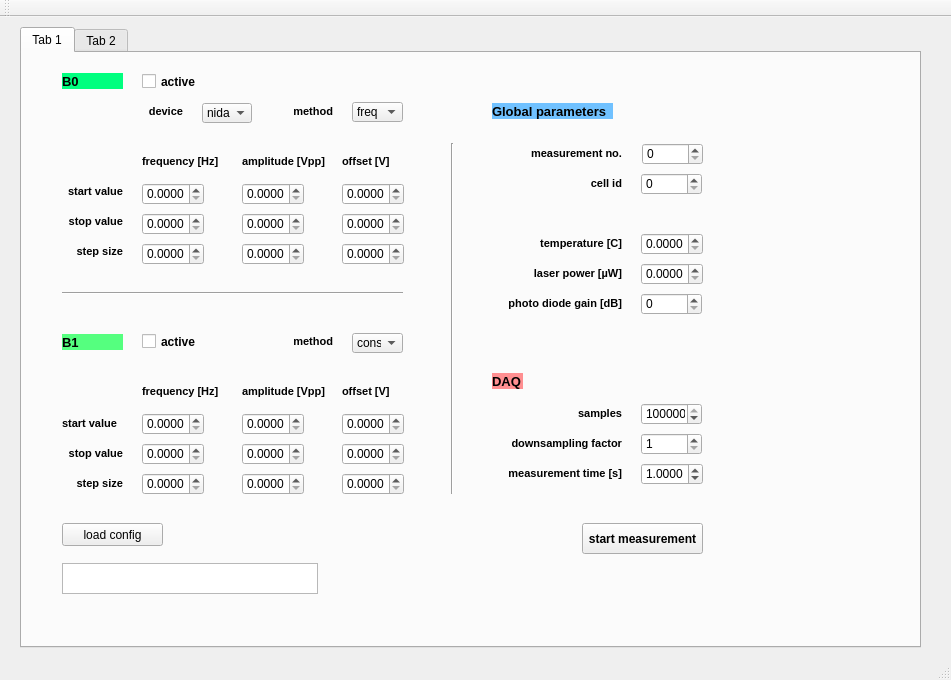
Before: the Qt Designer form measurement/hanle_measurement_worker/hanle_measurement_worker.ui in physikier/magnetometer, drawn with Qt 5.
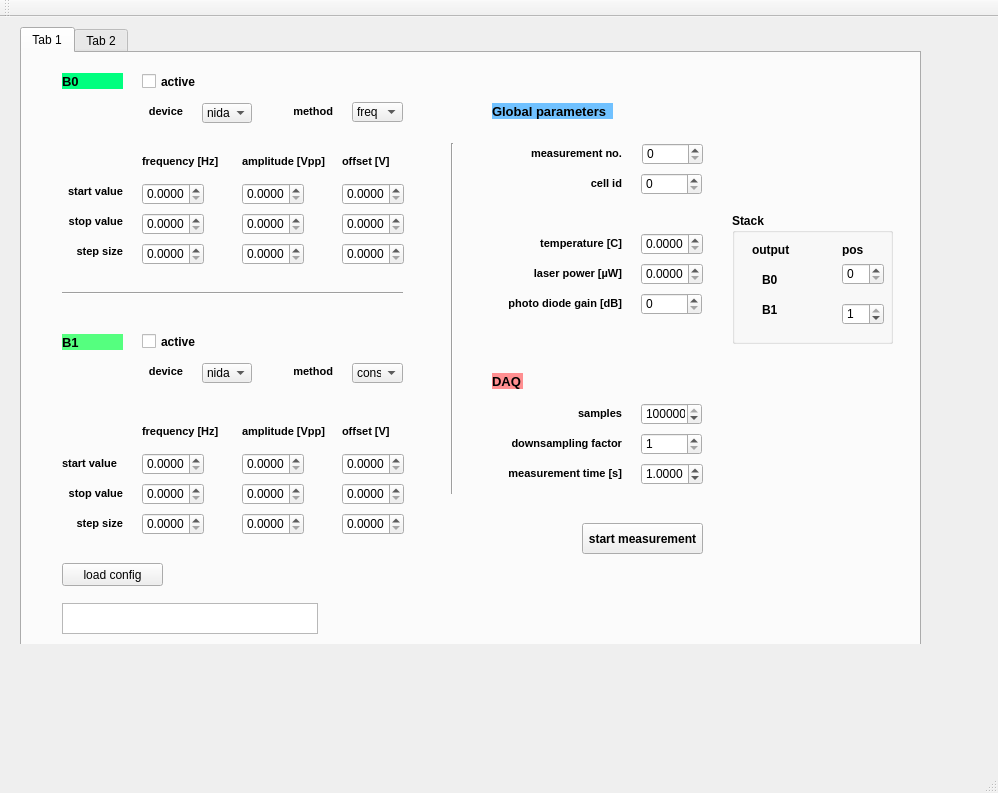
After: the same form once the commit is applied. Custom widgets are drawn as their Qt base class.

Commit message: added stack (apply stach must still be finished) hanle measurement worker is now able to use nidaq for ao and ai

The edit to the form file:
```diff
--- a/measurement/hanle_measurement_worker/hanle_measurement_worker.ui
+++ b/measurement/hanle_measurement_worker/hanle_measurement_worker.ui
@@ -6,8 +6,8 @@
    <rect>
     <x>0</x>
     <y>0</y>
-    <width>951</width>
-    <height>680</height>
+    <width>998</width>
+    <height>793</height>
    </rect>
   </property>
   <property name="windowTitle">
@@ -17,19 +17,31 @@
    <property name="enabled">
     <bool>true</bool>
    </property>
+   <property name="maximumSize">
+    <size>
+     <width>951</width>
+     <height>627</height>
+    </size>
+   </property>
    <widget class="QTabWidget" name="tabWidget">
     <property name="geometry">
      <rect>
       <x>20</x>
       <y>10</y>
       <width>901</width>
-      <height>621</height>
+      <height>641</height>
      </rect>
     </property>
     <property name="currentIndex">
      <number>0</number>
     </property>
     <widget class="QWidget" name="tab">
+     <property name="maximumSize">
+      <size>
+       <width>2000</width>
+       <height>2000</height>
+      </size>
+     </property>
      <attribute name="title">
       <string>Tab 1</string>
      </attribute>
@@ -218,7 +230,7 @@
       <property name="geometry">
        <rect>
         <x>40</x>
-        <y>510</y>
+        <y>550</y>
         <width>256</width>
         <height>31</height>
        </rect>
@@ -228,7 +240,7 @@
       <property name="geometry">
        <rect>
         <x>220</x>
-        <y>360</y>
+        <y>400</y>
         <width>62</width>
         <height>22</height>
        </rect>
@@ -251,7 +263,7 @@
       <property name="geometry">
        <rect>
         <x>320</x>
-        <y>390</y>
+        <y>430</y>
         <width>62</width>
         <height>22</height>
        </rect>
@@ -287,7 +299,7 @@
       <property name="geometry">
        <rect>
         <x>320</x>
-        <y>420</y>
+        <y>460</y>
         <width>62</width>
         <height>22</height>
        </rect>
@@ -336,7 +348,7 @@
       <property name="geometry">
        <rect>
         <x>220</x>
-        <y>390</y>
+        <y>430</y>
         <width>62</width>
         <height>22</height>
        </rect>
@@ -398,7 +410,7 @@
       <property name="geometry">
        <rect>
         <x>40</x>
-        <y>360</y>
+        <y>400</y>
         <width>71</width>
         <height>20</height>
        </rect>
@@ -454,7 +466,7 @@
       <property name="geometry">
        <rect>
         <x>320</x>
-        <y>360</y>
+        <y>400</y>
         <width>62</width>
         <height>22</height>
        </rect>
@@ -526,7 +538,7 @@
       <property name="geometry">
        <rect>
         <x>220</x>
-        <y>420</y>
+        <y>460</y>
         <width>62</width>
         <height>22</height>
        </rect>
@@ -555,7 +567,7 @@
       <property name="geometry">
        <rect>
         <x>40</x>
-        <y>420</y>
+        <y>460</y>
         <width>61</width>
         <height>20</height>
        </rect>
@@ -681,7 +693,7 @@
       <property name="geometry">
        <rect>
         <x>40</x>
-        <y>390</y>
+        <y>430</y>
         <width>61</width>
         <height>20</height>
        </rect>
@@ -704,7 +716,7 @@
       <property name="geometry">
        <rect>
         <x>220</x>
-        <y>330</y>
+        <y>370</y>
         <width>101</width>
         <height>16</height>
        </rect>
@@ -724,7 +736,7 @@
       <property name="geometry">
        <rect>
         <x>120</x>
-        <y>420</y>
+        <y>460</y>
         <width>62</width>
         <height>22</height>
        </rect>
@@ -819,7 +831,7 @@
       <property name="geometry">
        <rect>
         <x>250</x>
-        <y>280</y>
+        <y>310</y>
         <width>61</width>
         <height>16</height>
        </rect>
@@ -842,7 +854,7 @@
       <property name="geometry">
        <rect>
         <x>320</x>
-        <y>330</y>
+        <y>370</y>
         <width>61</width>
         <height>16</height>
        </rect>
@@ -885,7 +897,7 @@
       <property name="geometry">
        <rect>
         <x>120</x>
-        <y>390</y>
+        <y>430</y>
         <width>62</width>
         <height>22</height>
        </rect>
@@ -898,7 +910,7 @@
       <property name="geometry">
        <rect>
         <x>120</x>
-        <y>360</y>
+        <y>400</y>
         <width>62</width>
         <height>22</height>
        </rect>
@@ -1021,7 +1033,7 @@
       <property name="geometry">
        <rect>
         <x>120</x>
-        <y>330</y>
+        <y>370</y>
         <width>91</width>
         <height>16</height>
        </rect>
@@ -1073,7 +1085,7 @@
       <property name="geometry">
        <rect>
         <x>330</x>
-        <y>280</y>
+        <y>310</y>
         <width>51</width>
         <height>20</height>
        </rect>
@@ -1126,7 +1138,7 @@
       <property name="geometry">
        <rect>
         <x>40</x>
-        <y>470</y>
+        <y>510</y>
         <width>101</width>
         <height>23</height>
        </rect>
@@ -1178,6 +1190,185 @@
        </property>
       </item>
      </widget>
+     <widget class="QLabel" name="label_device_B1">
+      <property name="geometry">
+       <rect>
+        <x>100</x>
+        <y>310</y>
+        <width>61</width>
+        <height>16</height>
+       </rect>
+      </property>
+      <property name="font">
+       <font>
+        <pointsize>8</pointsize>
+        <weight>75</weight>
+        <bold>true</bold>
+       </font>
+      </property>
+      <property name="text">
+       <string>device</string>
+      </property>
+      <property name="alignment">
+       <set>Qt::AlignRight|Qt::AlignTrailing|Qt::AlignVCenter</set>
+      </property>
+     </widget>
+     <widget class="QComboBox" name="comboBox_device_B1">
+      <property name="geometry">
+       <rect>
+        <x>180</x>
+        <y>310</y>
+        <width>50</width>
+        <height>20</height>
+       </rect>
+      </property>
+      <item>
+       <property name="text">
+        <string>nidaq</string>
+       </property>
+      </item>
+      <item>
+       <property name="text">
+        <string>tektronix</string>
+       </property>
+      </item>
+     </widget>
+     <widget class="QGroupBox" name="groupBox">
+      <property name="geometry">
+       <rect>
+        <x>710</x>
+        <y>160</y>
+        <width>161</width>
+        <height>131</height>
+       </rect>
+      </property>
+      <property name="font">
+       <font>
+        <weight>75</weight>
+        <bold>true</bold>
+       </font>
+      </property>
+      <property name="title">
+       <string>Stack</string>
+      </property>
+      <widget class="QLabel" name="label">
+       <property name="geometry">
+        <rect>
+         <x>110</x>
+         <y>30</y>
+         <width>47</width>
+         <height>13</height>
+        </rect>
+       </property>
+       <property name="font">
+        <font>
+         <weight>75</weight>
+         <bold>true</bold>
+        </font>
+       </property>
+       <property name="text">
+        <string>pos</string>
+       </property>
+      </widget>
+      <widget class="QSpinBox" name="spinBox_stack_B1">
+       <property name="geometry">
+        <rect>
+         <x>110</x>
+         <y>90</y>
+         <width>42</width>
+         <height>22</height>
+        </rect>
+       </property>
+       <property name="font">
+        <font>
+         <weight>50</weight>
+         <bold>false</bold>
+        </font>
+       </property>
+       <property name="maximum">
+        <number>1</number>
+       </property>
+       <property name="value">
+        <number>1</number>
+       </property>
+      </widget>
+      <widget class="QLabel" name="label_stack_output">
+       <property name="geometry">
+        <rect>
+         <x>20</x>
+         <y>30</y>
+         <width>47</width>
+         <height>13</height>
+        </rect>
+       </property>
+       <property name="font">
+        <font>
+         <weight>75</weight>
+         <bold>true</bold>
+        </font>
+       </property>
+       <property name="text">
+        <string>output</string>
+       </property>
+      </widget>
+      <widget class="QSpinBox" name="spinBox_stack_B0">
+       <property name="geometry">
+        <rect>
+         <x>110</x>
+         <y>50</y>
+         <width>42</width>
+         <height>22</height>
+        </rect>
+       </property>
+       <property name="font">
+        <font>
+         <weight>50</weight>
+         <bold>false</bold>
+        </font>
+       </property>
+       <property name="maximum">
+        <number>1</number>
+       </property>
+      </widget>
+      <widget class="QLabel" name="label_stack_output_2">
+       <property name="geometry">
+        <rect>
+         <x>30</x>
+         <y>60</y>
+         <width>47</width>
+         <height>13</height>
+        </rect>
+       </property>
+       <property name="font">
+        <font>
+         <weight>75</weight>
+         <bold>true</bold>
+        </font>
+       </property>
+       <property name="text">
+        <string>B0</string>
+       </property>
+      </widget>
+      <widget class="QLabel" name="label_stack_output_3">
+       <property name="geometry">
+        <rect>
+         <x>30</x>
+         <y>90</y>
+         <width>47</width>
+         <height>13</height>
+        </rect>
+       </property>
+       <property name="font">
+        <font>
+         <weight>75</weight>
+         <bold>true</bold>
+        </font>
+       </property>
+       <property name="text">
+        <string>B1</string>
+       </property>
+      </widget>
+     </widget>
     </widget>
     <widget class="QWidget" name="tab_2">
      <attribute name="title">
```
Left out of the diff: 14 changed lines with no effect on the pictures. The commit also changes 1 other file.
